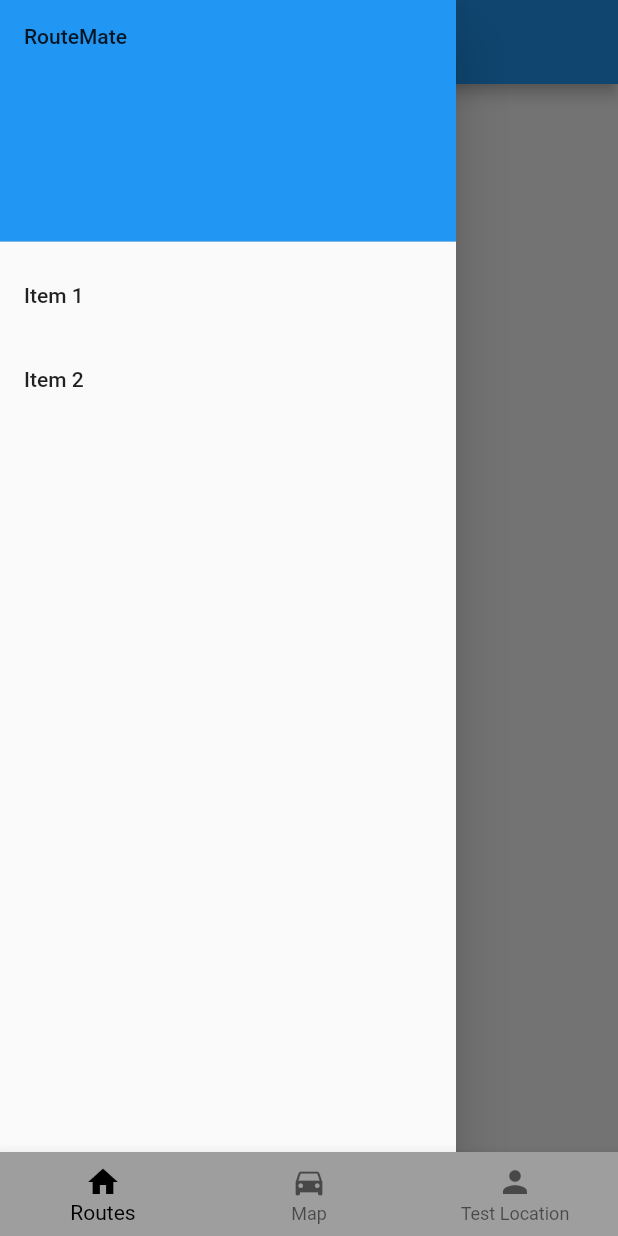
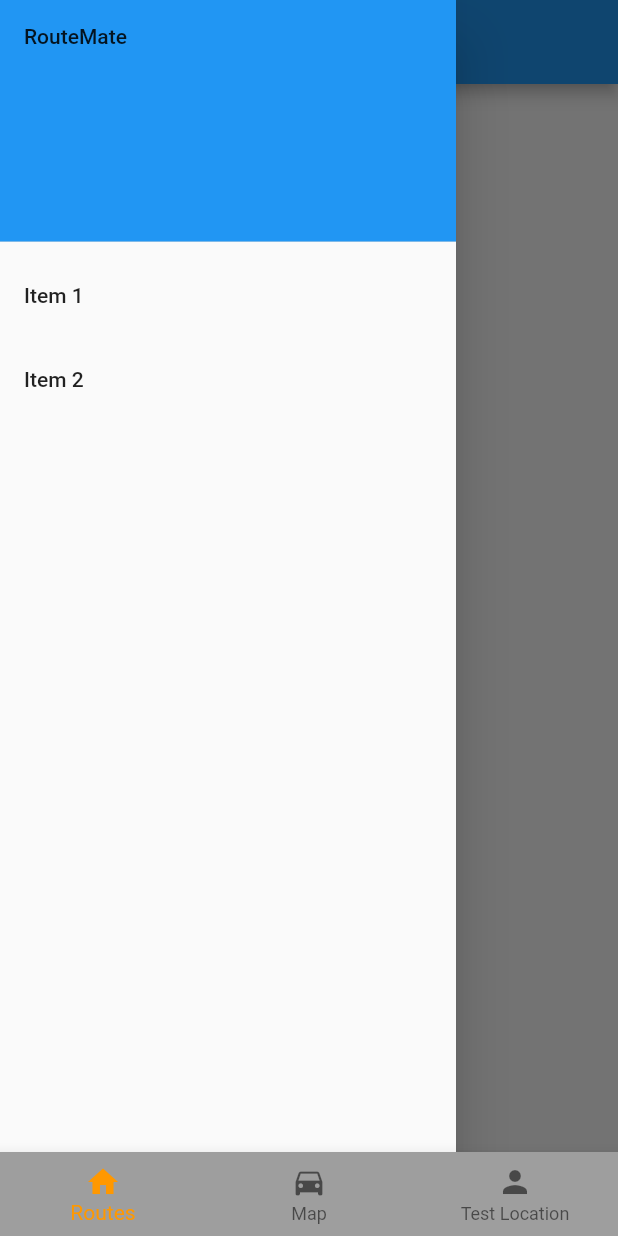
Before and after one commit to jfordnose64/RouteMate, a Flutter app: the screen it shows after launch, with the side drawer open, on a phone screen of 412 x 824 dp. Run offline on Flutter 3.47's test engine with Material 2 defaults, Android fonts, the phone set to English and light mode, and no system bars; our stand-ins replace geolocator, google_maps_flutter, location; accounts and stored records are empty.

Commit message:
added new theme overlay

```diff
--- a/lib/Views/home.dart
+++ b/lib/Views/home.dart
@@ -28,7 +28,7 @@ class _HomeState extends State<Home> {
       bottomNavigationBar: BottomNavigationBar(
         onTap: onTabTapped,
         currentIndex: _currentIndex,
-        fixedColor: Colors.black,
+        fixedColor: Colors.orange,
         backgroundColor: Colors.grey,
         items: [
           BottomNavigationBarItem(
```
